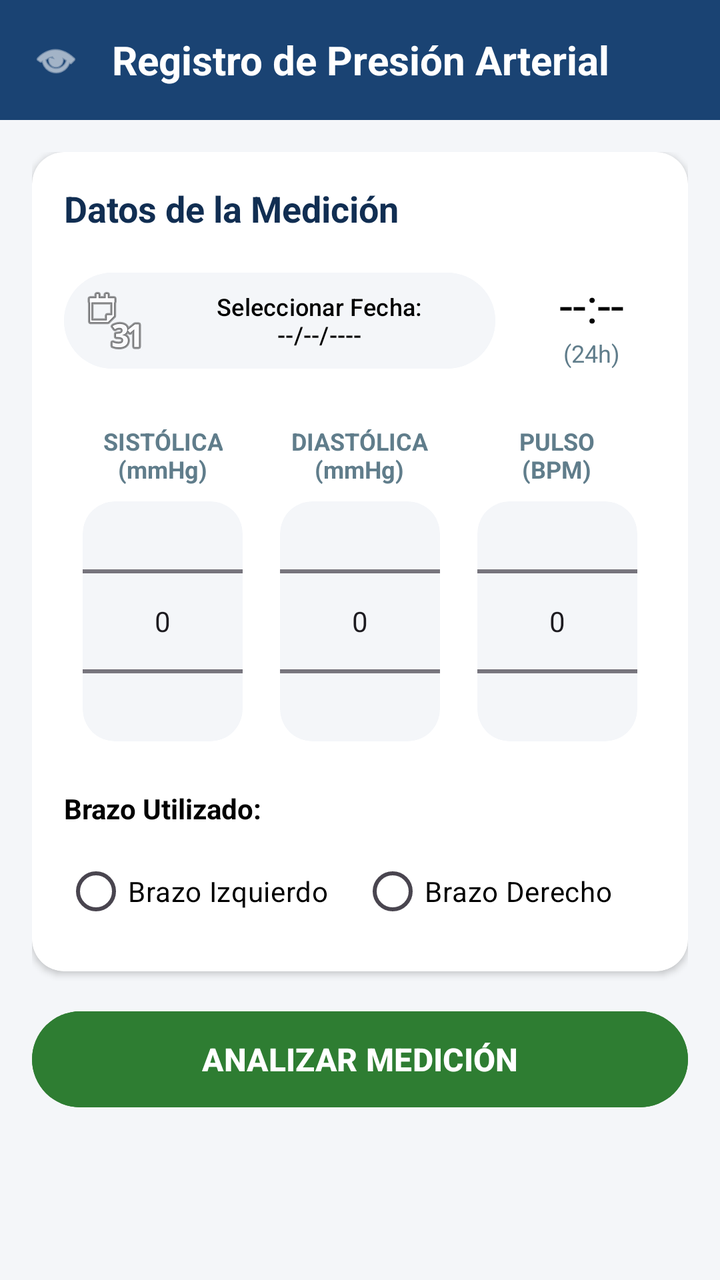
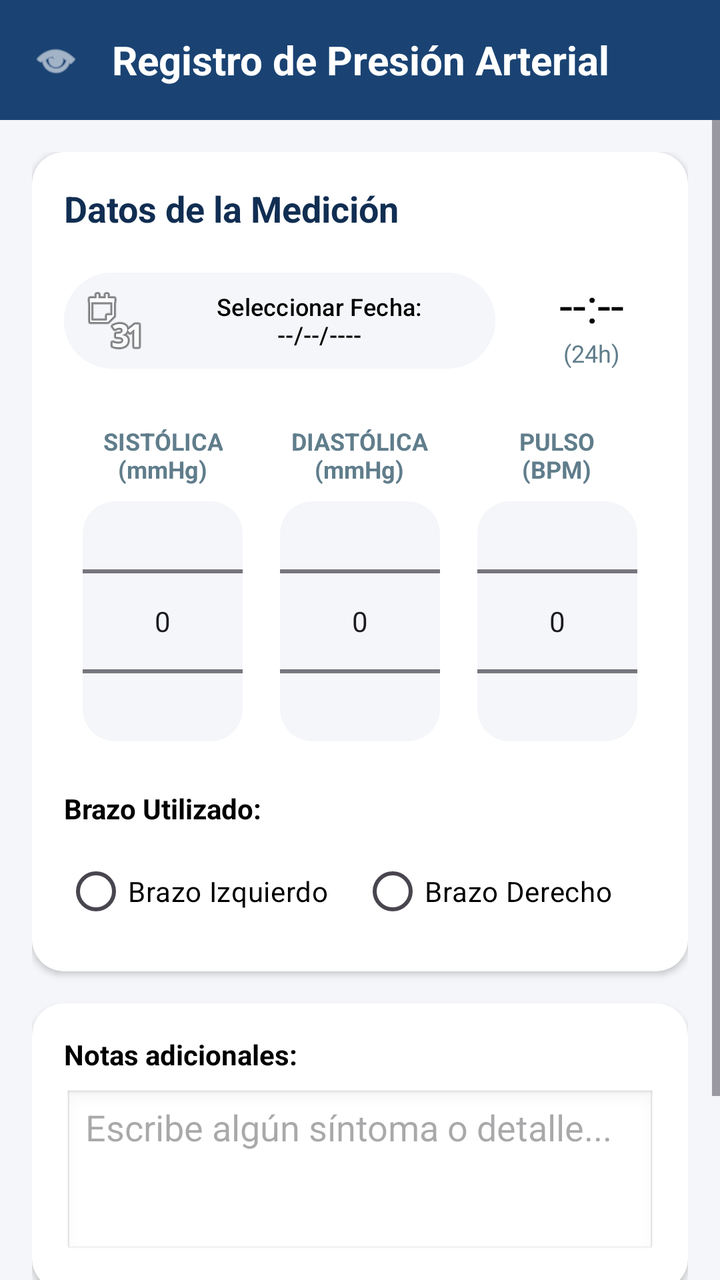

Before-and-after screenshots of an Android layout around one commit, followed by the original layout XML and the change that was made.
<!-- AndroidManifest.xml: application theme Theme.MiPrimeraApp -->
<!-- res/layout/activity_presion_arterial.xml -->
<?xml version="1.0" encoding="utf-8"?>
<androidx.constraintlayout.widget.ConstraintLayout
    xmlns:android="http://schemas.android.com/apk/res/android"
    xmlns:app="http://schemas.android.com/apk/res-auto"
    xmlns:tools="http://tools.android.com/tools"
    android:id="@+id/main"
    android:layout_width="match_parent"
    android:layout_height="match_parent"
    android:background="@color/peso_background"
    tools:context=".Presion_arterial">

    <LinearLayout
        android:id="@+id/topBar"
        android:layout_width="match_parent"
        android:layout_height="60dp"
        android:background="@color/peso_primary_blue"
        android:gravity="center_vertical"
        android:orientation="horizontal"
        android:paddingHorizontal="16dp"
        app:layout_constraintTop_toTopOf="parent">

        <ImageView
            android:layout_width="24dp"
            android:layout_height="24dp"
            android:src="@android:drawable/ic_menu_view"
            app:tint="@color/white" />

        <TextView
            android:layout_width="wrap_content"
            android:layout_height="wrap_content"
            android:layout_marginStart="16dp"
            android:text="Registro de Presión Arterial"
            android:textColor="@color/white"
            android:textSize="20sp"
            android:textStyle="bold" />
    </LinearLayout>

    <ScrollView
        android:layout_width="match_parent"
        android:layout_height="0dp"
        app:layout_constraintBottom_toBottomOf="parent"
        app:layout_constraintTop_toBottomOf="@id/topBar">

        <LinearLayout
            android:layout_width="match_parent"
            android:layout_height="wrap_content"
            android:orientation="vertical"
            android:padding="16dp">

            <androidx.cardview.widget.CardView
                android:layout_width="match_parent"
                android:layout_height="wrap_content"
                android:layout_marginBottom="16dp"
                app:cardBackgroundColor="@color/peso_card_bg"
                app:cardCornerRadius="16dp"
                app:cardElevation="2dp">

                <LinearLayout
                    android:layout_width="match_parent"
                    android:layout_height="wrap_content"
                    android:orientation="vertical"
                    android:padding="16dp">

                    <TextView
                        android:layout_width="wrap_content"
                        android:layout_height="wrap_content"
                        android:layout_marginBottom="16dp"
                        android:text="Datos de la Medición"
                        android:textColor="@color/peso_dark_blue"
                        android:textSize="18sp"
                        android:textStyle="bold" />

                    <LinearLayout
                        android:layout_width="match_parent"
                        android:layout_height="wrap_content"
                        android:baselineAligned="false"
                        android:orientation="horizontal"
                        android:layout_marginBottom="24dp">

                        <Button
                            android:id="@+id/btnFecha"
                            android:layout_width="0dp"
                            android:layout_height="wrap_content"
                            android:layout_marginEnd="8dp"
                            android:layout_weight="1"
                            android:backgroundTint="@color/peso_background"
                            android:textColor="@color/black"
                            android:textSize="12sp"
                            android:text="Seleccionar Fecha:\n--/--/----"
                            android:drawableLeft="@android:drawable/ic_menu_month"
                            android:textAllCaps="false"
                            android:gravity="center"
                            android:padding="8dp" />

                        <LinearLayout
                            android:id="@+id/btnHora"
                            android:layout_width="wrap_content"
                            android:layout_height="match_parent"
                            android:layout_marginStart="8dp"
                            android:gravity="center"
                            android:orientation="vertical"
                            android:paddingHorizontal="16dp"
                            android:clickable="true"
                            android:focusable="true">

                            <TextView
                                android:id="@+id/txtHora"
                                android:layout_width="wrap_content"
                                android:layout_height="wrap_content"
                                android:text="--:--"
                                android:textColor="@color/black"
                                android:textSize="24sp" />

                            <TextView
                                android:layout_width="wrap_content"
                                android:layout_height="wrap_content"
                                android:text="(24h)"
                                android:textColor="@color/peso_gray_text"
                                android:textSize="12sp" />
                        </LinearLayout>
                    </LinearLayout>

                    <LinearLayout
                        android:layout_width="match_parent"
                        android:layout_height="wrap_content"
                        android:layout_marginBottom="24dp"
                        android:baselineAligned="false"
                        android:orientation="horizontal"
                        android:weightSum="3">

                        <LinearLayout
                            android:layout_width="0dp"
                            android:layout_height="wrap_content"
                            android:layout_weight="1"
                            android:gravity="center"
                            android:orientation="vertical">

                            <TextView
                                android:layout_width="wrap_content"
                                android:layout_height="wrap_content"
                                android:layout_marginBottom="8dp"
                                android:gravity="center"
                                android:text="SISTÓLICA\n(mmHg)"
                                android:textColor="@color/peso_gray_text"
                                android:textSize="12sp"
                                android:textStyle="bold" />

                            <androidx.cardview.widget.CardView
                                android:layout_width="80dp"
                                android:layout_height="120dp"
                                app:cardBackgroundColor="@color/peso_background"
                                app:cardCornerRadius="16dp"
                                app:cardElevation="0dp">

                                <NumberPicker
                                    android:id="@+id/npSistolica"
                                    android:layout_width="match_parent"
                                    android:layout_height="match_parent"
                                    android:layout_gravity="center" />
                            </androidx.cardview.widget.CardView>
                        </LinearLayout>

                        <LinearLayout
                            android:layout_width="0dp"
                            android:layout_height="wrap_content"
                            android:layout_weight="1"
                            android:gravity="center"
                            android:orientation="vertical">

                            <TextView
                                android:layout_width="wrap_content"
                                android:layout_height="wrap_content"
                                android:layout_marginBottom="8dp"
                                android:gravity="center"
                                android:text="DIASTÓLICA\n(mmHg)"
                                android:textColor="@color/peso_gray_text"
                                android:textSize="12sp"
                                android:textStyle="bold" />

                            <androidx.cardview.widget.CardView
                                android:layout_width="80dp"
                                android:layout_height="120dp"
                                app:cardBackgroundColor="@color/peso_background"
                                app:cardCornerRadius="16dp"
                                app:cardElevation="0dp">

                                <NumberPicker
                                    android:id="@+id/npDiastolica"
                                    android:layout_width="match_parent"
                                    android:layout_height="match_parent"
                                    android:layout_gravity="center" />
                            </androidx.cardview.widget.CardView>
                        </LinearLayout>

                        <LinearLayout
                            android:layout_width="0dp"
                            android:layout_height="wrap_content"
                            android:layout_weight="1"
                            android:gravity="center"
                            android:orientation="vertical">

                            <TextView
                                android:layout_width="wrap_content"
                                android:layout_height="wrap_content"
                                android:layout_marginBottom="8dp"
                                android:gravity="center"
                                android:text="PULSO\n(BPM)"
                                android:textColor="@color/peso_gray_text"
                                android:textSize="12sp"
                                android:textStyle="bold" />

                            <androidx.cardview.widget.CardView
                                android:layout_width="80dp"
                                android:layout_height="120dp"
                                app:cardBackgroundColor="@color/peso_background"
                                app:cardCornerRadius="16dp"
                                app:cardElevation="0dp">

                                <NumberPicker
                                    android:id="@+id/npPulso"
                                    android:layout_width="match_parent"
                                    android:layout_height="match_parent"
                                    android:layout_gravity="center" />
                            </androidx.cardview.widget.CardView>
                        </LinearLayout>
                    </LinearLayout>

                    <TextView
                        android:layout_width="wrap_content"
                        android:layout_height="wrap_content"
                        android:text="Brazo Utilizado:"
                        android:textColor="@color/black"
                        android:textStyle="bold"
                        android:layout_marginBottom="8dp"/>

                    <RadioGroup
                        android:id="@+id/rgBrazo"
                        android:layout_width="match_parent"
                        android:layout_height="wrap_content"
                        android:orientation="horizontal">

                        <RadioButton
                            android:id="@+id/rbIzquierdo"
                            android:layout_width="wrap_content"
                            android:layout_height="wrap_content"
                            android:layout_marginEnd="16dp"
                            android:text="Brazo Izquierdo"
                            android:buttonTint="@color/peso_primary_blue"
                            android:textColor="@color/black"/>

                        <RadioButton
                            android:id="@+id/rbDerecho"
                            android:layout_width="wrap_content"
                            android:layout_height="wrap_content"
                            android:text="Brazo Derecho"
                            android:buttonTint="@color/peso_primary_blue"
                            android:textColor="@color/black"/>
                    </RadioGroup>

                </LinearLayout>
            </androidx.cardview.widget.CardView>

            <Button
                android:id="@+id/btnAnalizar"
                android:layout_width="match_parent"
                android:layout_height="56dp"
                android:layout_marginBottom="16dp"
                android:backgroundTint="@color/peso_save_green"
                android:text="ANALIZAR MEDICIÓN"
                android:textColor="@color/white"
                android:textSize="16sp"
                android:textStyle="bold" />

            <androidx.cardview.widget.CardView
                android:id="@+id/cardResumen"
                android:layout_width="match_parent"
                android:layout_height="wrap_content"
                app:cardBackgroundColor="@color/peso_card_bg"
                app:cardCornerRadius="16dp"
                app:cardElevation="2dp"
                android:visibility="gone">

                <LinearLayout
                    android:layout_width="match_parent"
                    android:layout_height="wrap_content"
                    android:orientation="vertical"
                    android:padding="16dp">

                    <TextView
                        android:layout_width="wrap_content"
                        android:layout_height="wrap_content"
                        android:layout_marginBottom="16dp"
                        android:text="RESUMEN Y ANÁLISIS"
                        android:textColor="@color/peso_dark_blue"
                        android:textSize="16sp"
                        android:textStyle="bold" />

                    <LinearLayout
                        android:layout_width="match_parent"
                        android:layout_height="wrap_content"
                        android:orientation="horizontal"
                        android:layout_marginBottom="4dp">
                        <TextView
                            android:layout_width="wrap_content"
                            android:layout_height="wrap_content"
                            android:text="Fecha: "
                            android:textStyle="bold"
                            android:textColor="@color/black"/>
                        <TextView
                            android:id="@+id/txtResFecha"
                            android:layout_width="wrap_content"
                            android:layout_height="wrap_content"
                            android:textColor="@color/black"
                            android:text="--/--/----"/>
                    </LinearLayout>

                    <LinearLayout
                        android:layout_width="match_parent"
                        android:layout_height="wrap_content"
                        android:orientation="horizontal"
                        android:layout_marginBottom="8dp">
                        <TextView
                            android:layout_width="wrap_content"
                            android:layout_height="wrap_content"
                            android:text="Hora: "
                            android:textStyle="bold"
                            android:textColor="@color/black"/>
                        <TextView
                            android:id="@+id/txtResHora"
                            android:layout_width="wrap_content"
                            android:layout_height="wrap_content"
                            android:textColor="@color/black"
                            android:text="--:--"/>
                    </LinearLayout>

                    <LinearLayout
                        android:layout_width="match_parent"
                        android:layout_height="wrap_content"
                        android:orientation="horizontal"
                        android:baselineAligned="false">
                        <LinearLayout
                            android:layout_width="0dp"
                            android:layout_height="wrap_content"
                            android:layout_weight="1"
                            android:orientation="vertical">
                            <LinearLayout
                                android:layout_width="wrap_content"
                                android:layout_height="wrap_content"
                                android:orientation="horizontal">
                                <TextView
                                    android:layout_width="wrap_content"
                                    android:layout_height="wrap_content"
                                    android:text="Sistólica: "
                                    android:textStyle="bold"
                                    android:textColor="@color/black"/>
                                <TextView
                                    android:id="@+id/txtResSistolica"
                                    android:layout_width="wrap_content"
                                    android:layout_height="wrap_content"
                                    android:textColor="@color/black"
                                    android:text="-- mmHg"/>
                            </LinearLayout>
                            <LinearLayout
                                android:layout_width="wrap_content"
                                android:layout_height="wrap_content"
                                android:orientation="horizontal">
                                <TextView
                                    android:layout_width="wrap_content"
                                    android:layout_height="wrap_content"
                                    android:text="Diastólica: "
                                    android:textStyle="bold"
                                    android:textColor="@color/black"/>
                                <TextView
                                    android:id="@+id/txtResDiastolica"
                                    android:layout_width="wrap_content"
                                    android:layout_height="wrap_content"
                                    android:textColor="@color/black"
                                    android:text="-- mmHg"/>
                            </LinearLayout>
                        </LinearLayout>

                        <LinearLayout
                            android:layout_width="0dp"
                            android:layout_height="wrap_content"
                            android:layout_weight="1"
                            android:orientation="vertical">
                            <LinearLayout
                                android:layout_width="wrap_content"
                                android:layout_height="wrap_content"
                                android:orientation="horizontal">
                                <TextView
                                    android:layout_width="wrap_content"
                                    android:layout_height="wrap_content"
                                    android:text="Pulso: "
                                    android:textStyle="bold"
                                    android:textColor="@color/black"/>
                                <TextView
                                    android:id="@+id/txtResPulso"
                                    android:layout_width="wrap_content"
                                    android:layout_height="wrap_content"
                                    android:textColor="@color/black"
                                    android:text="-- BPM"/>
                            </LinearLayout>
                            <LinearLayout
                                android:layout_width="wrap_content"
                                android:layout_height="wrap_content"
                                android:orientation="horizontal">
                                <TextView
                                    android:layout_width="wrap_content"
                                    android:layout_height="wrap_content"
                                    android:text="Brazo: "
                                    android:textStyle="bold"
                                    android:textColor="@color/black"/>
                                <TextView
                                    android:id="@+id/txtResBrazo"
                                    android:layout_width="wrap_content"
                                    android:layout_height="wrap_content"
                                    android:textColor="@color/black"
                                    android:text="--"/>
                            </LinearLayout>
                        </LinearLayout>
                    </LinearLayout>

                    <LinearLayout
                        android:layout_width="match_parent"
                        android:layout_height="wrap_content"
                        android:layout_marginTop="16dp"
                        android:background="@color/peso_background"
                        android:padding="12dp"
                        android:gravity="center_vertical"
                        android:orientation="horizontal">

                        <TextView
                            android:layout_width="wrap_content"
                            android:layout_height="wrap_content"
                            android:text="CLASIFICACIÓN:"
                            android:textStyle="bold"
                            android:textColor="@color/black"
                            android:layout_marginEnd="8dp"/>

                        <TextView
                            android:id="@+id/txtResClasificacion"
                            android:layout_width="match_parent"
                            android:layout_height="wrap_content"
                            android:background="@color/peso_save_green"
                            android:paddingHorizontal="16dp"
                            android:paddingVertical="6dp"
                            android:text="NORMAL"
                            android:textColor="@color/white"
                            android:textStyle="bold"
                            android:gravity="center"
                            android:layout_gravity="center"/>
                    </LinearLayout>

                </LinearLayout>
            </androidx.cardview.widget.CardView>

        </LinearLayout>
    </ScrollView>

</androidx.constraintlayout.widget.ConstraintLayout>
<!-- resources referenced by this layout -->
<resources>
  <color name="black">#FF000000</color>
  <color name="peso_background">#F4F6F9</color>
  <color name="peso_card_bg">#FFFFFF</color>
  <color name="peso_dark_blue">#112E52</color>
  <color name="peso_gray_text">#607D8B</color>
  <color name="peso_primary_blue">#1A4373</color>
  <color name="peso_save_green">#2E7D32</color>
  <color name="white">#FFFFFFFF</color>
  <style name="Theme.MiPrimeraApp" parent="Base.Theme.MiPrimeraApp" />
  <style name="Base.Theme.MiPrimeraApp" parent="Theme.Material3.DayNight.NoActionBar">
          
          
       </style>
</resources>

<!-- the commit's change to res/layout/activity_presion_arterial.xml (unified diff, before → after) -->
@@ -38,8 +38,9 @@
     <ScrollView
         android:layout_width="match_parent"
         android:layout_height="0dp"
-        app:layout_constraintBottom_toBottomOf="parent"
-        app:layout_constraintTop_toBottomOf="@id/topBar">
+        android:fillViewport="true"
+        app:layout_constraintTop_toBottomOf="@id/topBar"
+        app:layout_constraintBottom_toBottomOf="parent">
 
         <LinearLayout
             android:layout_width="match_parent"
@@ -257,6 +258,41 @@
                             android:textColor="@color/black"/>
                     </RadioGroup>
 
+                </LinearLayout>
+            </androidx.cardview.widget.CardView>
+
+            <androidx.cardview.widget.CardView
+                android:layout_width="match_parent"
+                android:layout_height="wrap_content"
+                android:layout_marginBottom="16dp"
+                app:cardBackgroundColor="@color/peso_card_bg"
+                app:cardCornerRadius="16dp"
+                app:cardElevation="2dp">
+
+                <LinearLayout
+                    android:layout_width="match_parent"
+                    android:layout_height="wrap_content"
+                    android:orientation="vertical"
+                    android:padding="16dp">
+
+                    <TextView
+                        android:layout_width="wrap_content"
+                        android:layout_height="wrap_content"
+                        android:layout_marginBottom="8dp"
+                        android:text="Notas adicionales:"
+                        android:textColor="@color/black"
+                        android:textStyle="bold" />
+
+                    <EditText
+                        android:id="@+id/etNotas"
+                        android:layout_width="match_parent"
+                        android:layout_height="wrap_content"
+                        android:hint="Escribe algún síntoma o detalle..."
+                        android:inputType="textMultiLine"
+                        android:minLines="3"
+                        android:gravity="top|start"
+                        android:textColor="@color/black"
+                        android:background="@android:drawable/edit_text"/>
                 </LinearLayout>
             </androidx.cardview.widget.CardView>
 
@@ -275,6 +311,7 @@
                 android:id="@+id/cardResumen"
                 android:layout_width="match_parent"
                 android:layout_height="wrap_content"
+                android:layout_marginBottom="16dp"
                 app:cardBackgroundColor="@color/peso_card_bg"
                 app:cardCornerRadius="16dp"
                 app:cardElevation="2dp"
